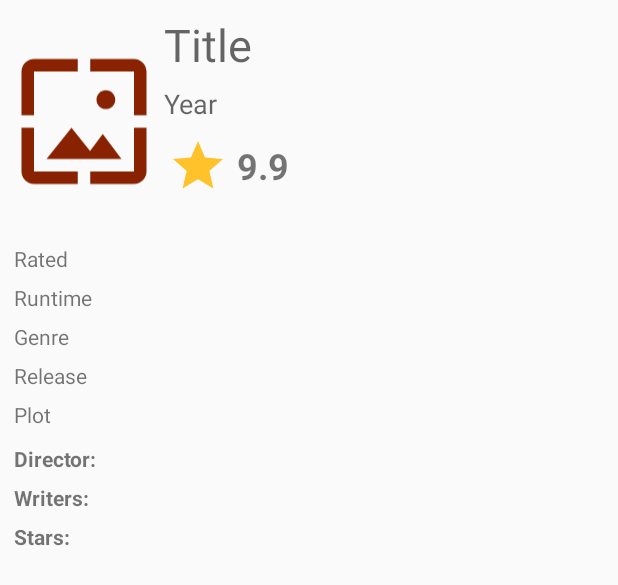
After one commit to danyhp/LoopJ, an Android app: the layout activity_movie_view.xml on its own in the app's theme, with its tools: preview values and no code run, on a phone screen of 412 x 824 dp. The commit adds this screen. Shown: the top 585 px of the screen. Run offline under Robolectric (Android 15) with nearby library versions, the phone set to English and light mode, and no system bars.

Commit message:
View Movie Details

```diff
--- a/app/src/main/AndroidManifest.xml
+++ b/app/src/main/AndroidManifest.xml
@@ -18,6 +18,7 @@
                 <category android:name="android.intent.category.LAUNCHER" />
             </intent-filter>
         </activity>
+        <activity android:name=".MovieViewActivity" />
     </application>
 
 </manifest>
--- a/app/src/main/java/com/mmithb/danyhp/loopj/Service/OnLoopjCompleted.java
+++ b/app/src/main/java/com/mmithb/danyhp/loopj/Service/OnLoopjCompleted.java
@@ -1,5 +1,7 @@
 package com.mmithb.danyhp.loopj.Service;
 
+import org.json.JSONObject;
+
 public interface OnLoopjCompleted {
-    void taskCompleted(String results);
+    void taskCompleted(JSONObject jsonObject);
 }
--- /dev/null
+++ b/app/src/main/res/drawable/ic_movie_poster.xml
@@ -0,0 +1,5 @@
+<vector android:height="24dp" android:tint="#882200"
+    android:viewportHeight="24.0" android:viewportWidth="24.0"
+    android:width="24dp" xmlns:android="http://schemas.android.com/apk/res/android">
+    <path android:fillColor="#FF000000" android:pathData="M4,4h7L11,2L4,2c-1.1,0 -2,0.9 -2,2v7h2L4,4zM10,13l-4,5h12l-3,-4 -2.03,2.71L10,13zM17,8.5c0,-0.83 -0.67,-1.5 -1.5,-1.5S14,7.67 14,8.5s0.67,1.5 1.5,1.5S17,9.33 17,8.5zM20,2h-7v2h7v7h2L22,4c0,-1.1 -0.9,-2 -2,-2zM20,20h-7v2h7c1.1,0 2,-0.9 2,-2v-7h-2v7zM4,13L2,13v7c0,1.1 0.9,2 2,2h7v-2L4,20v-7z"/>
+</vector>
--- /dev/null
+++ b/app/src/main/res/drawable/ic_star_rating.xml
@@ -0,0 +1,5 @@
+<vector android:height="50dp" android:tint="#FFC22B"
+    android:viewportHeight="24.0" android:viewportWidth="24.0"
+    android:width="50dp" xmlns:android="http://schemas.android.com/apk/res/android">
+    <path android:fillColor="#FF000000" android:pathData="M12,17.27L18.18,21l-1.64,-7.03L22,9.24l-7.19,-0.61L12,2 9.19,8.63 2,9.24l5.46,4.73L5.82,21z"/>
+</vector>
--- /dev/null
+++ b/app/src/main/res/layout/activity_movie_view.xml
@@ -0,0 +1,188 @@
+<?xml version="1.0" encoding="utf-8"?>
+<RelativeLayout xmlns:android="http://schemas.android.com/apk/res/android"
+    xmlns:tools="http://schemas.android.com/tools"
+    android:id="@+id/root_layout"
+    android:layout_width="match_parent"
+    android:layout_height="match_parent"
+    android:padding="@dimen/padding_movie_item"
+    tools:context=".MovieViewActivity">
+
+    <ImageView
+        android:id="@+id/movie_poster"
+        android:layout_width="100dp"
+        android:layout_height="150dp"
+        android:layout_alignParentStart="true"
+        android:layout_alignParentTop="true"
+        android:contentDescription="@string/movie_poster"
+        android:src="@drawable/ic_movie_poster" />
+
+    <TextView
+        android:id="@+id/movie_title"
+        android:layout_width="match_parent"
+        android:layout_height="wrap_content"
+        android:layout_alignParentTop="true"
+        android:layout_margin="@dimen/margin_movie_item"
+        android:layout_toEndOf="@id/movie_poster"
+        android:hint="@string/title"
+        android:textSize="@dimen/movie_title_font_size" />
+
+    <TextView
+        android:id="@+id/movie_year"
+        android:layout_width="match_parent"
+        android:layout_height="wrap_content"
+        android:layout_below="@id/movie_title"
+        android:layout_margin="@dimen/margin_movie_item"
+        android:layout_toEndOf="@id/movie_poster"
+        android:hint="@string/year"
+        android:textSize="@dimen/movie_year_font_size" />
+
+    <LinearLayout
+        android:layout_width="wrap_content"
+        android:layout_height="wrap_content"
+        android:layout_below="@id/movie_year"
+        android:layout_toEndOf="@id/movie_poster"
+        android:orientation="horizontal">
+
+        <ImageView
+            android:id="@+id/ratingStar"
+            android:layout_width="40dp"
+            android:layout_height="40dp"
+            android:layout_margin="@dimen/padding_movie_item"
+            android:layout_weight="1"
+            android:contentDescription="@string/movie_rating"
+            android:src="@drawable/ic_star_rating" />
+
+        <TextView
+            android:id="@+id/ratingValue"
+            android:layout_width="wrap_content"
+            android:layout_height="wrap_content"
+            android:layout_gravity="center"
+            android:layout_weight="1"
+            android:text="@string/rating_example"
+            android:textSize="@dimen/rating_font_size"
+            android:textStyle="bold" />
+    </LinearLayout>
+
+    <LinearLayout
+        android:id="@+id/shortInfoContainer"
+        android:layout_width="match_parent"
+        android:layout_height="wrap_content"
+        android:layout_below="@id/movie_poster"
+        android:layout_margin="@dimen/margin_movie_item"
+        android:orientation="vertical">
+
+        <TextView
+            android:id="@+id/rated"
+            android:layout_width="match_parent"
+            android:layout_height="wrap_content"
+            android:layout_marginBottom="@dimen/margin_movie_item"
+            android:layout_marginTop="@dimen/margin_movie_item"
+            android:text="@string/rated" />
+
+        <TextView
+            android:id="@+id/runtime"
+            android:layout_width="match_parent"
+            android:layout_height="wrap_content"
+            android:layout_marginBottom="@dimen/margin_movie_item"
+            android:layout_marginTop="@dimen/margin_movie_item"
+            android:text="@string/runtime" />
+
+        <TextView
+            android:id="@+id/genre"
+            android:layout_width="match_parent"
+            android:layout_height="wrap_content"
+            android:layout_marginBottom="@dimen/margin_movie_item"
+            android:layout_marginTop="@dimen/margin_movie_item"
+            android:text="@string/genre" />
+
+        <TextView
+            android:id="@+id/release"
+            android:layout_width="match_parent"
+            android:layout_height="wrap_content"
+            android:layout_marginBottom="@dimen/margin_movie_item"
+            android:layout_marginTop="@dimen/margin_movie_item"
+            android:text="@string/release" />
+
+        <TextView
+            android:id="@+id/plot"
+            android:layout_width="match_parent"
+            android:layout_height="wrap_content"
+            android:layout_marginBottom="@dimen/margin_movie_item"
+            android:layout_marginTop="@dimen/margin_movie_item"
+            android:text="@string/plot" />
+    </LinearLayout>
+
+    <LinearLayout
+        android:id="@+id/director_group"
+        android:layout_width="match_parent"
+        android:layout_height="wrap_content"
+        android:layout_below="@id/shortInfoContainer"
+        android:orientation="horizontal">
+
+        <TextView
+            android:id="@+id/director_label"
+            android:layout_width="0dp"
+            android:layout_height="wrap_content"
+            android:layout_margin="@dimen/margin_movie_item"
+            android:layout_weight="1"
+            android:text="@string/director"
+            android:textStyle="bold" />
+
+        <TextView
+            android:id="@+id/director"
+            android:layout_width="0dp"
+            android:layout_height="wrap_content"
+            android:layout_margin="@dimen/margin_movie_item"
+            android:layout_weight="4" />
+
+    </LinearLayout>
+
+    <LinearLayout
+        android:id="@+id/writer_group"
+        android:layout_width="match_parent"
+        android:layout_height="wrap_content"
+        android:layout_below="@id/director_group"
+        android:orientation="horizontal">
+
+        <TextView
+            android:id="@+id/writer_label"
+            android:layout_width="0dp"
+            android:layout_height="wrap_content"
+            android:layout_margin="@dimen/margin_movie_item"
+            android:layout_weight="1"
+            android:text="@string/writers"
+            android:textStyle="bold" />
+
+        <TextView
+            android:id="@+id/writer"
+            android:layout_width="0dp"
+            android:layout_height="wrap_content"
+            android:layout_margin="@dimen/margin_movie_item"
+            android:layout_weight="4" />
+    </LinearLayout>
+
+    <LinearLayout
+        android:id="@+id/stars_group"
+        android:layout_width="match_parent"
+        android:layout_height="wrap_content"
+        android:layout_below="@id/writer_group"
+        android:orientation="horizontal">
+
+        <TextView
+            android:id="@+id/stars_label"
+            android:layout_width="0dp"
+            android:layout_height="wrap_content"
+            android:layout_margin="@dimen/margin_movie_item"
+            android:layout_weight="1"
+            android:text="@string/stars"
+            android:textStyle="bold" />
+
+        <TextView
+            android:id="@+id/stars"
+            android:layout_width="0dp"
+            android:layout_height="wrap_content"
+            android:layout_margin="@dimen/margin_movie_item"
+            android:layout_weight="4" />
+    </LinearLayout>
+
+</RelativeLayout>
--- a/app/src/main/res/values/dimens.xml
+++ b/app/src/main/res/values/dimens.xml
@@ -2,5 +2,8 @@
 <resources>
     <dimen name="margin_activity">8dp</dimen>
     <dimen name="padding_movie_item">6dp</dimen>
-    <dimen name="margin_movie_item">5sp</dimen>
+    <dimen name="margin_movie_item">3sp</dimen>
+    <dimen name="rating_font_size">24sp</dimen>
+    <dimen name="movie_title_font_size">30sp</dimen>
+    <dimen name="movie_year_font_size">18sp</dimen>
 </resources>
--- a/app/src/main/res/values/strings.xml
+++ b/app/src/main/res/values/strings.xml
@@ -6,4 +6,14 @@
     <string name="title">Title</string>
     <string name="year">Year</string>
     <string name="movie_poster">Movie Poster</string>
+    <string name="movie_rating">Movie Rating</string>
+    <string name="rating_example">9.9</string>
+    <string name="rated">Rated</string>
+    <string name="runtime">Runtime</string>
+    <string name="genre">Genre</string>
+    <string name="release">Release</string>
+    <string name="plot">Plot</string>
+    <string name="director">Director:</string>
+    <string name="writers">Writers:</string>
+    <string name="stars">Stars:</string>
 </resources>
--- a/gradle.properties
+++ b/gradle.properties
@@ -10,4 +10,5 @@ org.gradle.jvmargs=-Xmx1536m
 # When configured, Gradle will run in incubating parallel mode.
 # This option should only be used with decoupled projects. More details, visit
 # http://www.gradle.org/docs/current/userguide/multi_project_builds.html#sec:decoupled_projects
-# org.gradle.parallel=true
+org.gradle.parallel=true
+org.gradle.daemon=true
```
Also changed, not shown: app/src/main/java/com/mmithb/danyhp/loopj/Adapter/MovieListAdapter.java (+13 -3 lines), app/src/main/java/com/mmithb/danyhp/loopj/Adapter/RecyclerItemClickListener.java (added, +56 -0 lines), app/src/main/java/com/mmithb/danyhp/loopj/MainActivity.java (+25 -6 lines), app/src/main/java/com/mmithb/danyhp/loopj/Model/Movie.java (+11 -1 lines), app/src/main/java/com/mmithb/danyhp/loopj/MovieViewActivity.java (added, +83 -0 lines), app/src/main/java/com/mmithb/danyhp/loopj/Service/MyLoopjTask.java (+39 -8 lines), app/src/main/res/layout/movie_item.xml (+10 -2 lines).
